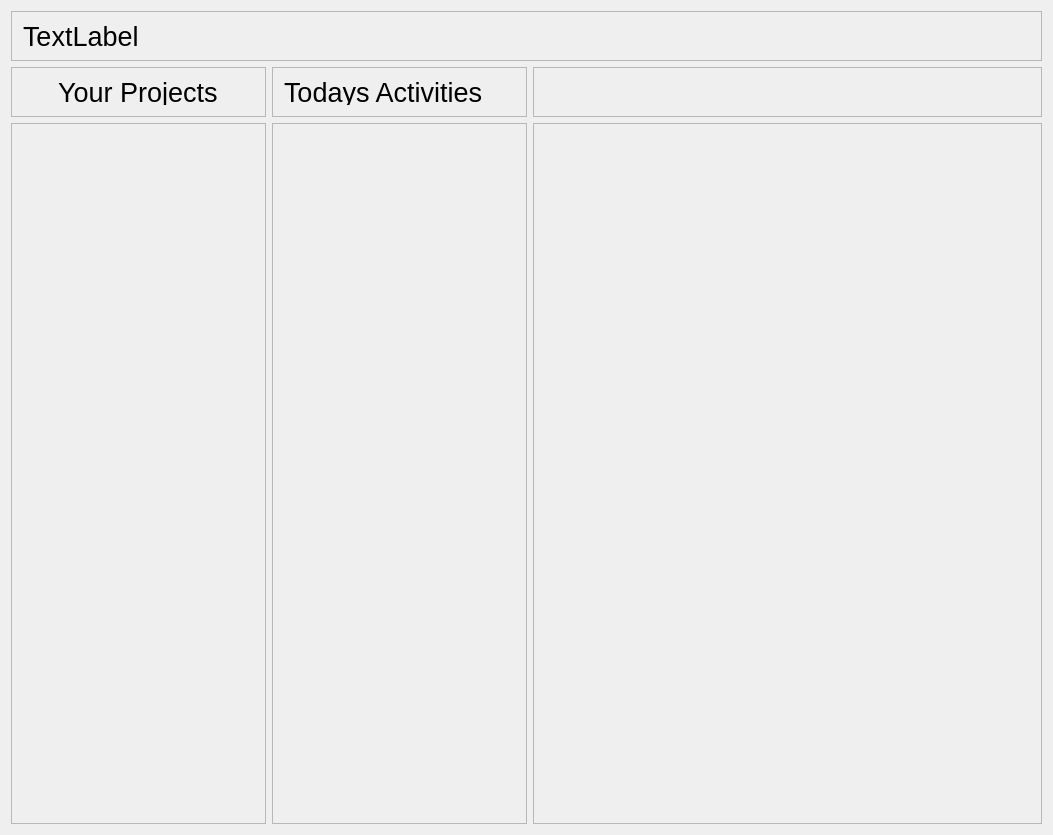
PioSkay/Qt-Time-Reporting-System, file Lab1/mainwindow.ui: the form before one commit.
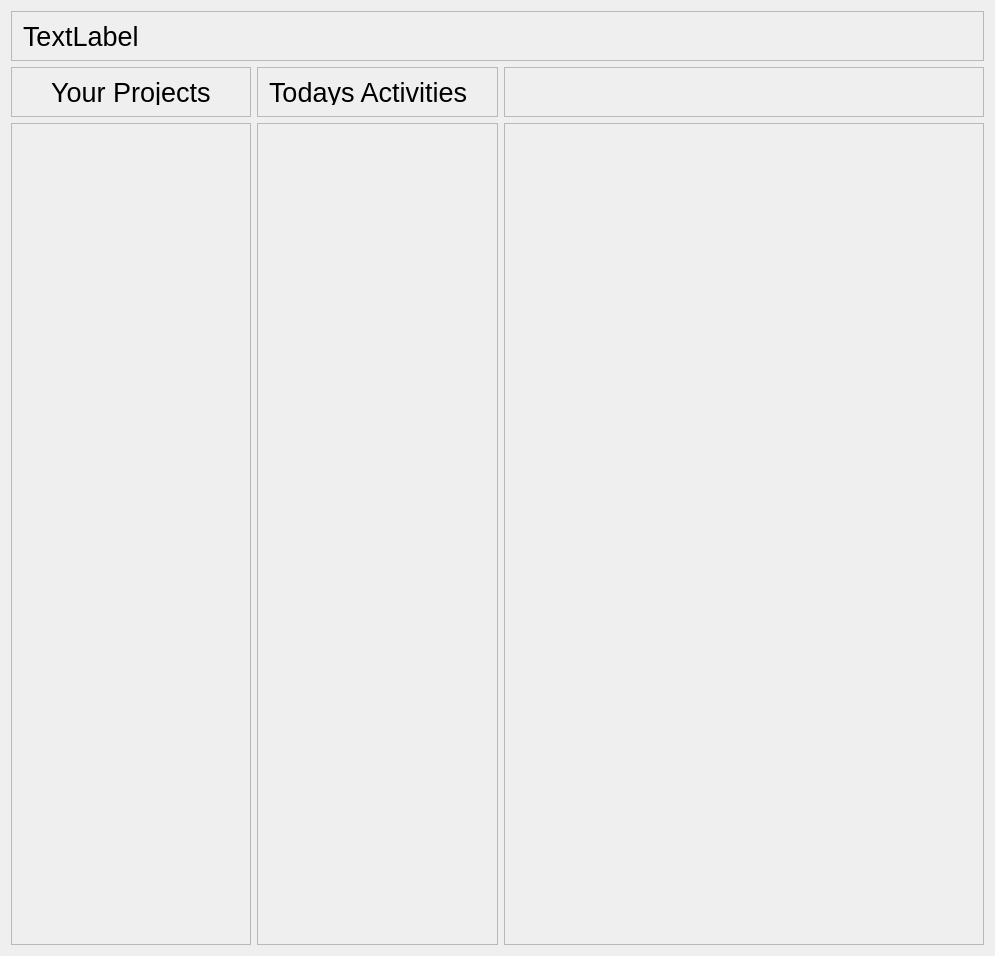
The form after the commit.

```diff
--- a/Lab1/mainwindow.ui
+++ b/Lab1/mainwindow.ui
@@ -6,67 +6,23 @@
    <rect>
     <x>0</x>
     <y>0</y>
-    <width>1053</width>
-    <height>835</height>
+    <width>995</width>
+    <height>956</height>
    </rect>
   </property>
+  <property name="font">
+   <font>
+    <pointsize>17</pointsize>
+   </font>
+  </property>
   <property name="windowTitle">
    <string>MainWindow</string>
   </property>
+  <property name="windowOpacity">
+   <double>1.000000000000000</double>
+  </property>
   <widget class="QWidget" name="centralWidget">
    <layout class="QGridLayout" name="gridLayout">
-    <item row="1" column="0">
-     <widget class="QFrame" name="frame_5">
-      <property name="maximumSize">
-       <size>
-        <width>16777215</width>
-        <height>50</height>
-       </size>
-      </property>
-      <property name="frameShape">
-       <enum>QFrame::StyledPanel</enum>
-      </property>
-      <property name="frameShadow">
-       <enum>QFrame::Raised</enum>
-      </property>
-      <layout class="QHBoxLayout" name="horizontalLayout">
-       <item>
-        <widget class="QLabel" name="user_2">
-         <property name="sizePolicy">
-          <sizepolicy hsizetype="Fixed" vsizetype="Preferred">
-           <horstretch>0</horstretch>
-           <verstretch>0</verstretch>
-          </sizepolicy>
-         </property>
-         <property name="font">
-          <font>
-           <pointsize>20</pointsize>
-          </font>
-         </property>
-         <property name="text">
-          <string>Your Projects</string>
-         </property>
-        </widget>
-       </item>
-      </layout>
-     </widget>
-    </item>
-    <item row="1" column="2" colspan="2">
-     <widget class="QFrame" name="frame_6">
-      <property name="maximumSize">
-       <size>
-        <width>16777215</width>
-        <height>50</height>
-       </size>
-      </property>
-      <property name="frameShape">
-       <enum>QFrame::StyledPanel</enum>
-      </property>
-      <property name="frameShadow">
-       <enum>QFrame::Raised</enum>
-      </property>
-     </widget>
-    </item>
     <item row="0" column="0" colspan="4">
      <widget class="QFrame" name="frame_3">
       <property name="maximumSize">
@@ -97,8 +53,77 @@
       </layout>
      </widget>
     </item>
+    <item row="1" column="2" colspan="2">
+     <widget class="QFrame" name="frame_6">
+      <property name="maximumSize">
+       <size>
+        <width>16777215</width>
+        <height>50</height>
+       </size>
+      </property>
+      <property name="frameShape">
+       <enum>QFrame::StyledPanel</enum>
+      </property>
+      <property name="frameShadow">
+       <enum>QFrame::Raised</enum>
+      </property>
+     </widget>
+    </item>
+    <item row="2" column="1">
+     <widget class="QFrame" name="activities">
+      <property name="maximumSize">
+       <size>
+        <width>300</width>
+        <height>16777215</height>
+       </size>
+      </property>
+      <property name="frameShape">
+       <enum>QFrame::StyledPanel</enum>
+      </property>
+      <property name="frameShadow">
+       <enum>QFrame::Raised</enum>
+      </property>
+      <layout class="QVBoxLayout" name="verticalLayout_2"/>
+     </widget>
+    </item>
+    <item row="1" column="0">
+     <widget class="QFrame" name="your_projects_title">
+      <property name="maximumSize">
+       <size>
+        <width>16777215</width>
+        <height>50</height>
+       </size>
+      </property>
+      <property name="frameShape">
+       <enum>QFrame::StyledPanel</enum>
+      </property>
+      <property name="frameShadow">
+       <enum>QFrame::Raised</enum>
+      </property>
+      <layout class="QHBoxLayout" name="horizontalLayout">
+       <item>
+        <widget class="QLabel" name="user_2">
+         <property name="sizePolicy">
+          <sizepolicy hsizetype="Fixed" vsizetype="Preferred">
+           <horstretch>0</horstretch>
+           <verstretch>0</verstretch>
+          </sizepolicy>
+         </property>
+         <property name="font">
+          <font>
+           <pointsize>20</pointsize>
+          </font>
+         </property>
+         <property name="text">
+          <string>Your Projects</string>
+         </property>
+        </widget>
+       </item>
+      </layout>
+     </widget>
+    </item>
     <item row="1" column="1">
-     <widget class="QFrame" name="frame_7">
+     <widget class="QFrame" name="activities_title">
       <property name="maximumSize">
        <size>
         <width>16777215</width>
@@ -133,35 +158,8 @@
       </layout>
      </widget>
     </item>
-    <item row="2" column="1">
-     <widget class="QFrame" name="frame_4">
-      <property name="maximumSize">
-       <size>
-        <width>300</width>
-        <height>16777215</height>
-       </size>
-      </property>
-      <property name="frameShape">
-       <enum>QFrame::StyledPanel</enum>
-      </property>
-      <property name="frameShadow">
-       <enum>QFrame::Raised</enum>
-      </property>
-      <layout class="QVBoxLayout" name="verticalLayout_2"/>
-     </widget>
-    </item>
-    <item row="2" column="2" colspan="2">
-     <widget class="QFrame" name="frame">
-      <property name="frameShape">
-       <enum>QFrame::StyledPanel</enum>
-      </property>
-      <property name="frameShadow">
-       <enum>QFrame::Raised</enum>
-      </property>
-     </widget>
-    </item>
     <item row="2" column="0">
-     <widget class="QFrame" name="frame_2">
+     <widget class="QFrame" name="your_projects">
       <property name="maximumSize">
        <size>
         <width>300</width>
@@ -177,6 +175,16 @@
       <layout class="QVBoxLayout" name="verticalLayout"/>
      </widget>
     </item>
+    <item row="2" column="2" colspan="2">
+     <widget class="QFrame" name="frame">
+      <property name="frameShape">
+       <enum>QFrame::StyledPanel</enum>
+      </property>
+      <property name="frameShadow">
+       <enum>QFrame::Raised</enum>
+      </property>
+     </widget>
+    </item>
    </layout>
   </widget>
  </widget>
```
